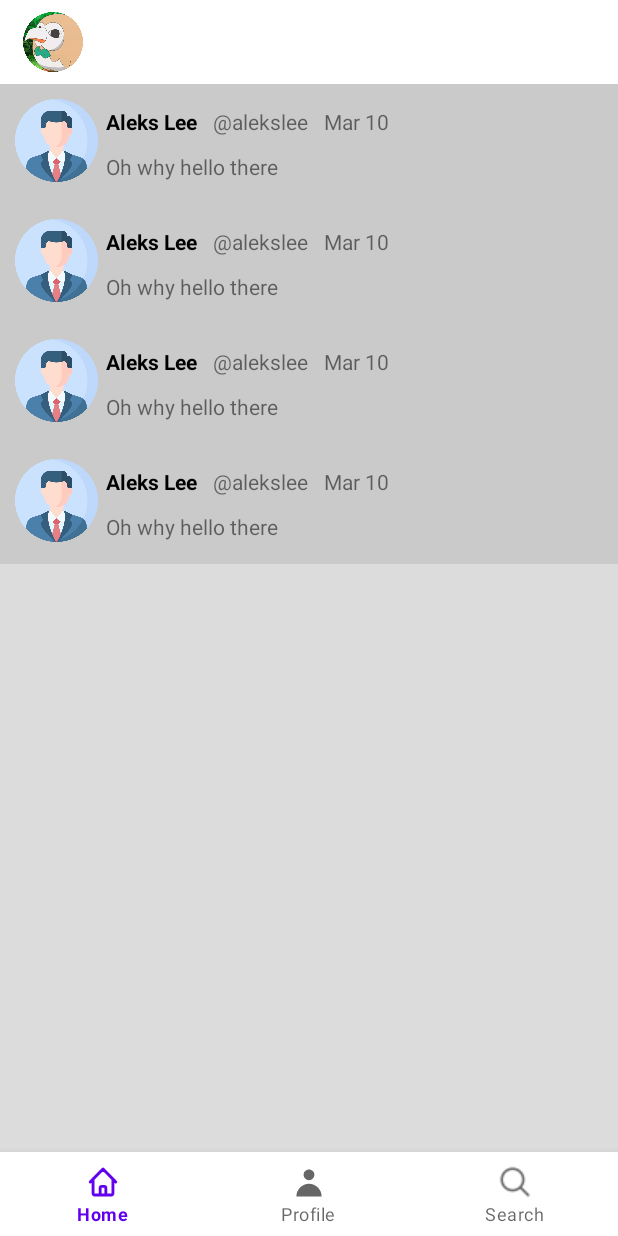
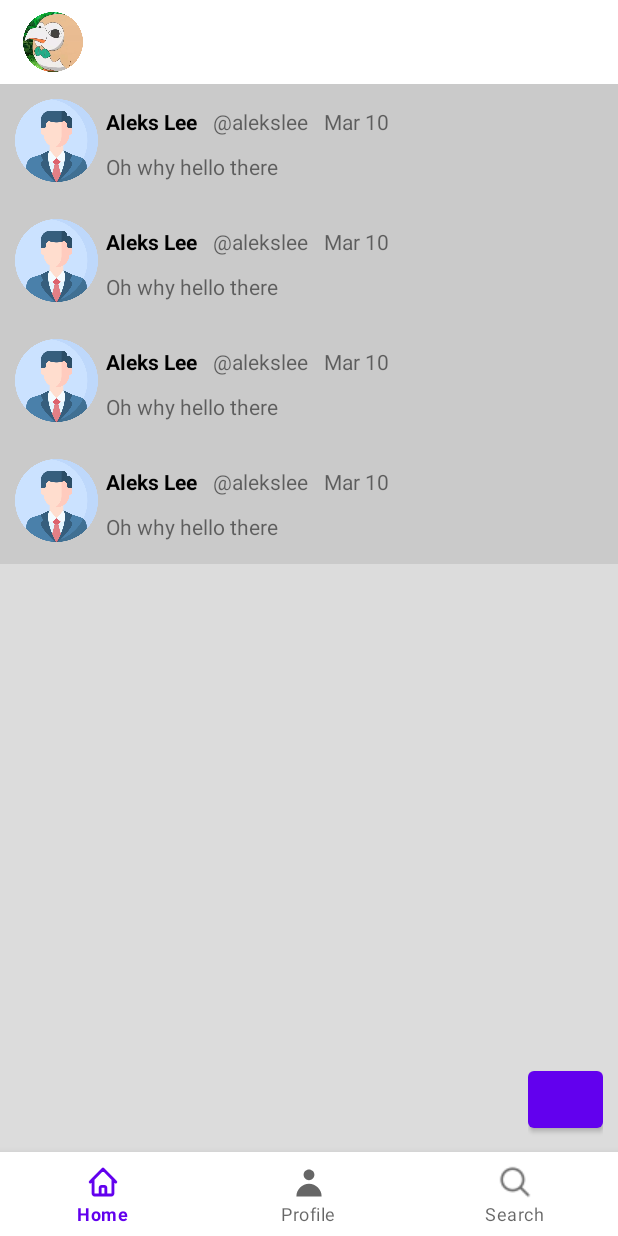
Before and after one commit to ShinAquila/Android-Final-Project, an Android app: the screen it shows after launch (MainActivity), in the side drawer, after a tap on "Message", on a phone screen of 412 x 824 dp. Run offline under Robolectric (Android 15) with nearby library versions, the phone set to English and light mode, and no system bars; our stand-ins replace navigation-ui.

Commit message:
push and toast msg

```diff
--- a/app/build.gradle.kts
+++ b/app/build.gradle.kts
@@ -8,7 +8,7 @@
 
     defaultConfig {
         applicationId = "com.example.bottomnav"
-        minSdk = 24
+        minSdk = 26
         targetSdk = 34
         versionCode = 1
         versionName = "1.0"
--- a/app/src/main/res/layout/fragment_side_message.xml
+++ b/app/src/main/res/layout/fragment_side_message.xml
@@ -1,5 +1,6 @@
 <?xml version="1.0" encoding="utf-8"?>
 <FrameLayout xmlns:android="http://schemas.android.com/apk/res/android"
+    xmlns:app="http://schemas.android.com/apk/res-auto"
     xmlns:tools="http://schemas.android.com/tools"
     android:layout_width="match_parent"
     android:layout_height="match_parent"
@@ -7,9 +8,14 @@
     tools:context=".SideMessageFragment">
 
 
+    <androidx.constraintlayout.widget.ConstraintLayout
+        android:layout_width="match_parent"
+        android:layout_height="match_parent"
+        android:orientation="vertical">
+
         <LinearLayout
             android:layout_width="match_parent"
-        android:layout_height="wrap_content"
+            android:layout_height="match_parent"
             android:orientation="vertical">
 
             <LinearLayout
@@ -276,6 +282,25 @@
         </LinearLayout>
 
 
+        <LinearLayout
+            android:layout_width="wrap_content"
+            android:layout_height="wrap_content"
+            android:orientation="vertical"
+            android:padding="10dp"
+            app:layout_constraintBottom_toBottomOf="parent"
+            app:layout_constraintEnd_toEndOf="parent" >
+
+            <Button
+                android:id="@+id/create"
+                android:layout_width="50dp"
+                android:layout_height="50dp"
+                android:layout_toEndOf="@+id/parent"/>
+        </LinearLayout>
+
+    </androidx.constraintlayout.widget.ConstraintLayout>
+
+
+
 
 
 
--- /dev/null
+++ b/app/src/main/res/values/ids.xml
@@ -0,0 +1,4 @@
+<?xml version="1.0" encoding="utf-8"?>
+<resources>
+    <item name="createMSG_push" type="id" />
+</resources>
```
Also changed, not shown: app/src/main/java/com/example/bottomnav/Activity2.java (+6 -6 lines), app/src/main/res/layout/activity_2.xml (+11 -1 lines). Lines whose indentation alone changed are shown as unchanged.
